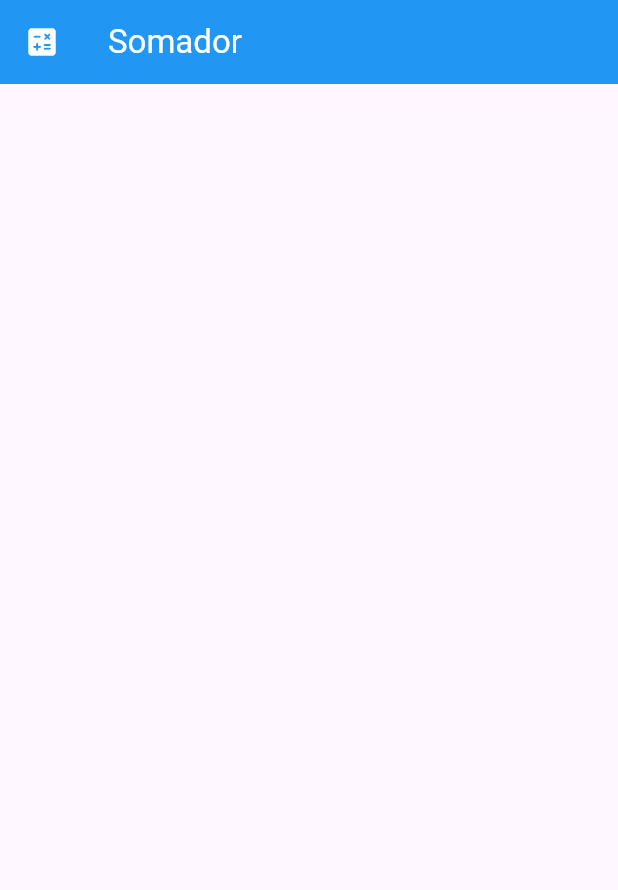
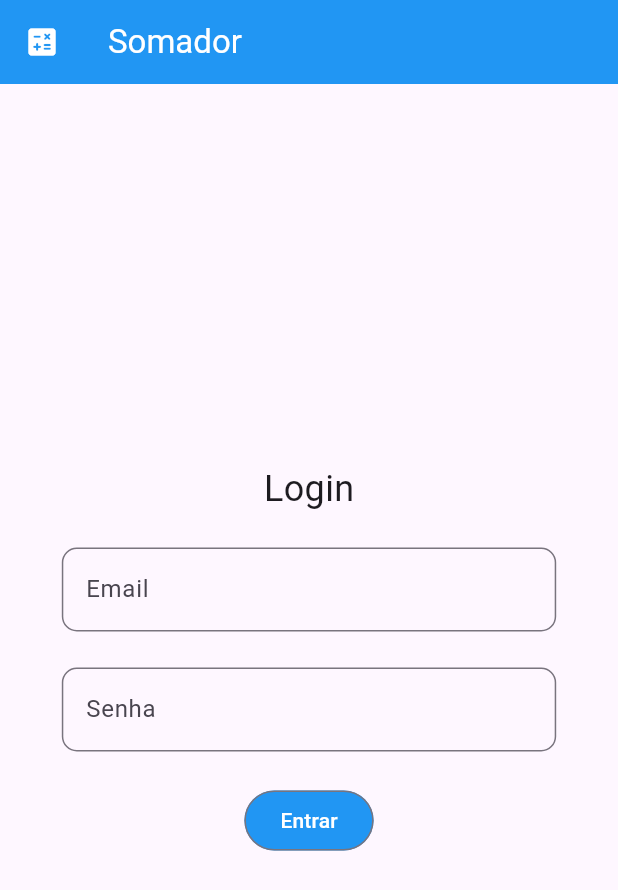
Before and after one commit to ichbinnichts/app_somador, a Flutter app: the screen it shows after launch, on a phone screen of 412 x 824 dp. Shown: the top 890 px of the screen. Run offline on Flutter 3.47's test engine with Material 3 defaults, Android fonts, the phone set to English and light mode, and no system bars.

Commit message:
feat: implement login page

```diff
--- a/lib/views/login_page.dart
+++ b/lib/views/login_page.dart
@@ -1,4 +1,6 @@
+import 'package:app_somador/components/form_text_field_component.dart';
 import 'package:app_somador/components/main_app_bar_component.dart';
+import 'package:app_somador/components/main_button_component.dart';
 import 'package:flutter/material.dart';
 
 class LoginPage extends StatefulWidget {
@@ -13,6 +15,31 @@ class _LoginPageState extends State<LoginPage> {
   Widget build(BuildContext context) {
     return Scaffold(
       appBar: appBar(),
+      body: Center(
+        child: Column(
+          mainAxisAlignment: MainAxisAlignment.center,
+          children: [
+            const Text(
+              'Login',
+              style: TextStyle(
+                fontSize: 24,
+              ),
+            ),
+            const SizedBox(
+              height: 10,
+            ),
+            FormTextField(label: 'Email', hint: 'example@email.com'),
+            FormTextField(label: 'Senha', hint: 'Senha'),
+            const SizedBox(
+              height: 10,
+            ),
+            MainButton(
+              text: 'Entrar',
+              onPressed: () {},
+            ),
+          ],
+        ),
+      ),
     );
   }
 }
```
Also changed, not shown: lib/views/home_page.dart (added).
